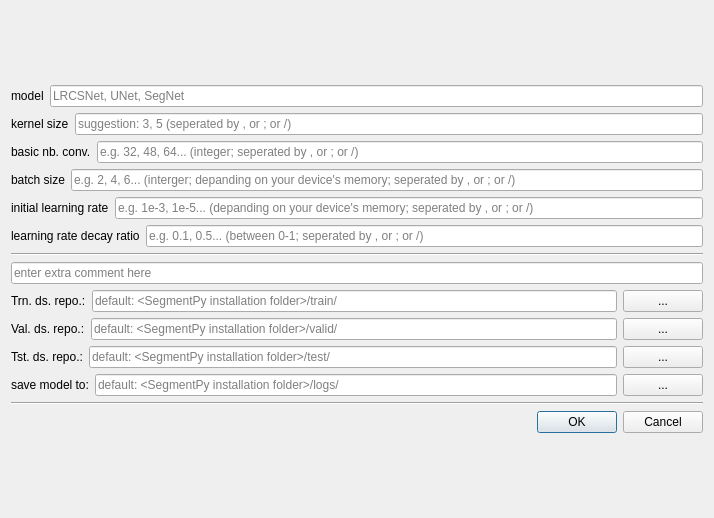
Qt form _taskManager/gridSearch_dialog.ui (ZeliangSu/SegmentPy) before a commit.
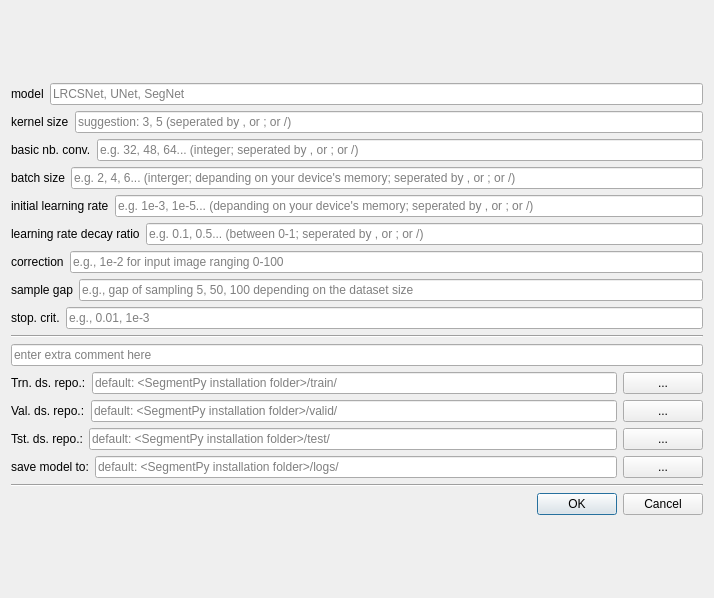
The same form after that commit.

Commit message: 1. enable correction/sample gap/criterion in gridSearch for more general usage

Patch:
```diff
--- a/_taskManager/gridSearch_dialog.ui
+++ b/_taskManager/gridSearch_dialog.ui
@@ -7,7 +7,7 @@
     <x>0</x>
     <y>0</y>
     <width>714</width>
-    <height>518</height>
+    <height>598</height>
    </rect>
   </property>
   <property name="windowTitle">
@@ -126,6 +126,60 @@
          </item>
         </layout>
        </item>
+       <item>
+        <layout class="QHBoxLayout" name="horizontalLayout_11">
+         <item>
+          <widget class="QLabel" name="label_7">
+           <property name="text">
+            <string>correction</string>
+           </property>
+          </widget>
+         </item>
+         <item>
+          <widget class="QLineEdit" name="correction">
+           <property name="placeholderText">
+            <string>e.g., 1e-2 for input image ranging 0-100</string>
+           </property>
+          </widget>
+         </item>
+        </layout>
+       </item>
+       <item>
+        <layout class="QHBoxLayout" name="horizontalLayout_12">
+         <item>
+          <widget class="QLabel" name="label_8">
+           <property name="text">
+            <string>sample gap</string>
+           </property>
+          </widget>
+         </item>
+         <item>
+          <widget class="QLineEdit" name="sample_gap">
+           <property name="placeholderText">
+            <string>e.g., gap of sampling 5, 50, 100 depending on the dataset size</string>
+           </property>
+          </widget>
+         </item>
+        </layout>
+       </item>
+       <item>
+        <layout class="QHBoxLayout" name="horizontalLayout_13">
+         <item>
+          <widget class="QLabel" name="label_9">
+           <property name="text">
+            <string>stop. crit.</string>
+           </property>
+          </widget>
+         </item>
+         <item>
+          <widget class="QLineEdit" name="stop_criterion">
+           <property name="placeholderText">
+            <string>e.g., 0.01, 1e-3</string>
+           </property>
+          </widget>
+         </item>
+        </layout>
+       </item>
       </layout>
      </item>
      <item>
```
The commit also changes 4 other files.
